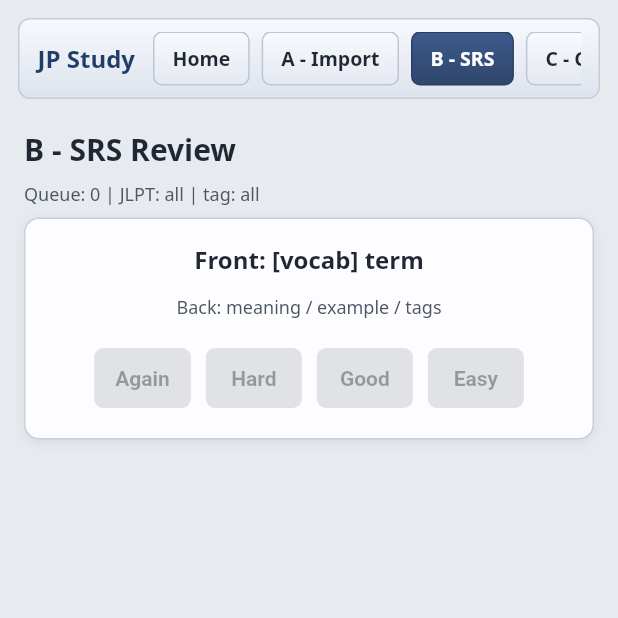
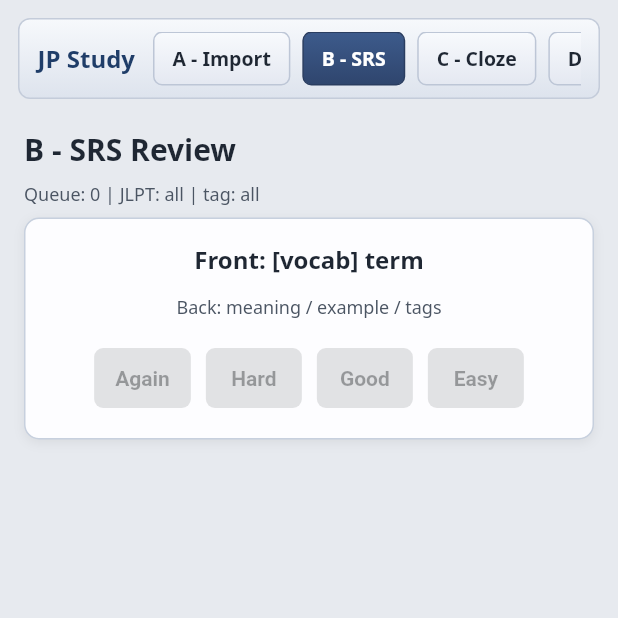
Before and after one commit to xboxonevn-blip/JPstudy-app, a Flutter app: the screen it shows after launch, after a tap on "B - SRS", on a phone screen of 412 x 824 dp, the top half of it. Run offline on Flutter 3.47's test engine with Material 3 defaults, Android fonts, the phone set to English and light mode, and no system bars; our stand-ins replace drift; accounts and stored records are empty; generated files the repository leaves out were written again; Roboto replaces fonts that are missing (Segoe UI).

Commit message:
Refactor database connection and navigation logic
Moved platform-specific database connection logic to dedicated files using conditional imports for better maintainability. Updated navigation to use named routes and refactored MainShell to a stateless widget, removing the HomeView and simplifying navigation structure.

```diff
--- a/flutter_app/lib/data/database.dart
+++ b/flutter_app/lib/data/database.dart
@@ -1,11 +1,6 @@
-import 'dart:io';
+import 'package:drift/drift.dart';
 
-import 'package:drift/drift.dart';
-import 'package:drift/native.dart';
-import 'package:drift/web.dart';
-import 'package:flutter/foundation.dart';
-import 'package:path/path.dart' as p;
-import 'package:path_provider/path_provider.dart';
+import 'database_connection.dart';
 
 part 'database.g.dart';
 
@@ -136,6 +131,9 @@ class JPStudyDatabase extends _$JPStudyDatabase {
           await m.createAll();
           await _createIndexes();
         },
+        beforeOpen: (details) async {
+          await customStatement('PRAGMA foreign_keys = ON');
+        },
       );
 
   Future<void> _createIndexes() async {
@@ -158,23 +156,5 @@ class JPStudyDatabase extends _$JPStudyDatabase {
 }
 
 LazyDatabase _openConnection() {
-  return LazyDatabase(() async {
-    if (kIsWeb) {
-      return WebDatabase(
-        'jpstudy.db',
-        setup: (db) {
-          db.run('PRAGMA foreign_keys = ON');
-        },
-      );
-    }
-
-    final dir = await getApplicationDocumentsDirectory();
-    final file = File(p.join(dir.path, 'jpstudy.db'));
-    return NativeDatabase(
-      file,
-      setup: (db) {
-        db.execute('PRAGMA foreign_keys = ON');
-      },
-    );
-  });
+  return LazyDatabase(openPlatformConnection);
 }
--- /dev/null
+++ b/flutter_app/lib/data/database_connection.dart
@@ -0,0 +1,7 @@
+import 'package:drift/drift.dart';
+
+import 'database_connection_stub.dart'
+    if (dart.library.html) 'database_connection_web.dart'
+    if (dart.library.io) 'database_connection_native.dart';
+
+Future<QueryExecutor> openPlatformConnection() => openPlatformConnectionImpl();
--- /dev/null
+++ b/flutter_app/lib/data/database_connection_native.dart
@@ -0,0 +1,12 @@
+import 'dart:io';
+
+import 'package:drift/drift.dart';
+import 'package:drift/native.dart';
+import 'package:path/path.dart' as p;
+import 'package:path_provider/path_provider.dart';
+
+Future<QueryExecutor> openPlatformConnectionImpl() async {
+  final dir = await getApplicationDocumentsDirectory();
+  final file = File(p.join(dir.path, 'jpstudy.db'));
+  return NativeDatabase(file);
+}
--- /dev/null
+++ b/flutter_app/lib/data/database_connection_stub.dart
@@ -0,0 +1,5 @@
+import 'package:drift/drift.dart';
+
+Future<QueryExecutor> openPlatformConnectionImpl() {
+  throw UnsupportedError('No database implementation for this platform.');
+}
--- /dev/null
+++ b/flutter_app/lib/data/database_connection_web.dart
@@ -0,0 +1,11 @@
+import 'package:drift/drift.dart';
+import 'package:drift/wasm.dart';
+
+Future<QueryExecutor> openPlatformConnectionImpl() async {
+  final result = await WasmDatabase.open(
+    databaseName: 'jpstudy.db',
+    sqlite3Uri: Uri.parse('sqlite3.wasm'),
+    driftWorkerUri: Uri.parse('drift_worker.js'),
+  );
+  return result.resolvedExecutor;
+}
--- a/flutter_app/lib/main.dart
+++ b/flutter_app/lib/main.dart
@@ -13,7 +13,14 @@ class JPStudyApp extends StatelessWidget {
       title: 'JP Study',
       theme: AppTheme.light(),
       debugShowCheckedModeBanner: false,
-      home: const MainShell(),
+      initialRoute: _navItems.first.route,
+      onGenerateRoute: (settings) {
+        final index = _indexForRoute(settings.name);
+        return MaterialPageRoute(
+          settings: settings,
+          builder: (_) => MainShell(currentIndex: index),
+        );
+      },
     );
   }
 }
@@ -96,33 +103,38 @@ class AppTheme {
 
 class NavItem {
   final String label;
+  final String route;
   final Widget view;
 
-  const NavItem({required this.label, required this.view});
+  const NavItem({
+    required this.label,
+    required this.route,
+    required this.view,
+  });
 }
 
-class MainShell extends StatefulWidget {
-  const MainShell({super.key});
+const List<NavItem> _navItems = [
+  NavItem(label: 'A - Import', route: '/a', view: ImportView()),
+  NavItem(label: 'B - SRS', route: '/b', view: SrsView()),
+  NavItem(label: 'C - Cloze', route: '/c', view: ClozeView()),
+  NavItem(label: 'D - Test', route: '/d', view: TestView()),
+];
 
-  @override
-  State<MainShell> createState() => _MainShellState();
+int _indexForRoute(String? name) {
+  final index = _navItems.indexWhere((item) => item.route == name);
+  return index == -1 ? 0 : index;
 }
 
-class _MainShellState extends State<MainShell> {
-  int _index = 0;
+class MainShell extends StatelessWidget {
+  final int currentIndex;
 
-  late final List<NavItem> _items = [
-    const NavItem(label: 'Home', view: HomeView()),
-    const NavItem(label: 'A - Import', view: ImportView()),
-    const NavItem(label: 'B - SRS', view: SrsView()),
-    const NavItem(label: 'C - Cloze', view: ClozeView()),
-    const NavItem(label: 'D - Test', view: TestView()),
-  ];
+  const MainShell({super.key, required this.currentIndex});
 
-  void _setIndex(int value) {
-    setState(() {
-      _index = value;
-    });
+  void _handleTap(BuildContext context, int index) {
+    if (index == currentIndex) {
+      return;
+    }
+    Navigator.of(context).pushReplacementNamed(_navItems[index].route);
   }
 
   @override
@@ -133,15 +145,12 @@ class _MainShellState extends State<MainShell> {
           children: [
             NavBar(
               brand: 'JP Study',
-              currentIndex: _index,
-              items: _items,
-              onTap: _setIndex,
+              currentIndex: currentIndex,
+              items: _navItems,
+              onTap: (index) => _handleTap(context, index),
             ),
             Expanded(
-              child: IndexedStack(
-                index: _index,
-                children: _items.map((item) => item.view).toList(),
-              ),
+              child: _navItems[currentIndex].view,
             ),
           ],
         ),
@@ -314,59 +323,6 @@ class GradeButton extends StatelessWidget {
         padding: const EdgeInsets.symmetric(horizontal: 14, vertical: 12),
       ),
       child: Text(label),
-    );
-  }
-}
-
-class HomeView extends StatelessWidget {
-  const HomeView({super.key});
-
-  @override
-  Widget build(BuildContext context) {
-    final titleStyle = Theme.of(context).textTheme.titleLarge;
-    final subtitleStyle = Theme.of(context).textTheme.bodySmall;
-
-    return ListView(
-      padding: const EdgeInsets.symmetric(horizontal: 16, vertical: 8),
-      children: [
-        Text('Daily Plan - A/B/C/D', style: titleStyle),
-        const SizedBox(height: 8),
-        Text('Total items: 0 | Due today: 0', style: subtitleStyle),
-        Text('Activity: 0 | Acc: 0%', style: subtitleStyle),
-        Text('Streak: 0 days | Goal: 30/day', style: subtitleStyle),
-        SectionCard(
-          child: Column(
-            crossAxisAlignment: CrossAxisAlignment.start,
-            children: [
-              Text('Quick actions', style: Theme.of(context).textTheme.titleMedium),
-              const SizedBox(height: 12),
-              const Wrap(
-                spacing: 12,
-                runSpacing: 8,
-                children: [
-                  _ActionChip(label: 'Start SRS'),
-                  _ActionChip(label: 'Import CSV'),
-                  _ActionChip(label: 'Export attempts'),
-                ],
-              ),
-            ],
-          ),
-        ),
-        SectionCard(
-          child: Column(
-            crossAxisAlignment: CrossAxisAlignment.start,
-            children: [
-              Text('Tip', style: Theme.of(context).textTheme.titleMedium),
-              const SizedBox(height: 6),
-              Text(
-                'After import, cards are scheduled for today.\n'
-                'Goal: SRS daily, then expand with Cloze/Test.',
-                style: subtitleStyle,
-              ),
-            ],
-          ),
-        ),
-      ],
     );
   }
 }
```
